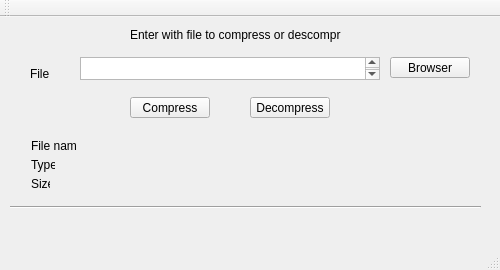
Above: gui.ui from alanexplorer/Huffman before the change. Below: the same form after it.
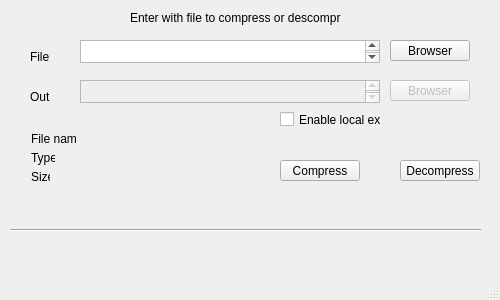
That is the form after the change.

```diff
--- a/gui.ui
+++ b/gui.ui
@@ -7,26 +7,13 @@
     <x>0</x>
     <y>0</y>
     <width>500</width>
-    <height>270</height>
+    <height>300</height>
    </rect>
   </property>
   <property name="windowTitle">
    <string>Huffman</string>
   </property>
   <widget class="QWidget" name="centralWidget">
-   <widget class="QLabel" name="label_picture">
-    <property name="geometry">
-     <rect>
-      <x>390</x>
-      <y>85</y>
-      <width>85</width>
-      <height>85</height>
-     </rect>
-    </property>
-    <property name="text">
-     <string/>
-    </property>
-   </widget>
    <widget class="QLabel" name="labelCompress">
     <property name="geometry">
      <rect>
@@ -78,8 +65,8 @@
    <widget class="QPushButton" name="Decopress_bt">
     <property name="geometry">
      <rect>
-      <x>250</x>
-      <y>80</y>
+      <x>400</x>
+      <y>160</y>
       <width>80</width>
       <height>21</height>
      </rect>
@@ -104,8 +91,8 @@
    <widget class="QPushButton" name="Compress_bt">
     <property name="geometry">
      <rect>
-      <x>130</x>
-      <y>80</y>
+      <x>280</x>
+      <y>160</y>
       <width>80</width>
       <height>21</height>
      </rect>
@@ -118,7 +105,7 @@
     <property name="geometry">
      <rect>
       <x>10</x>
-      <y>170</y>
+      <y>210</y>
       <width>471</width>
       <height>41</height>
      </rect>
@@ -131,7 +118,7 @@
     <property name="geometry">
      <rect>
       <x>31</x>
-      <y>121</y>
+      <y>131</y>
       <width>45</width>
       <height>16</height>
      </rect>
@@ -144,7 +131,7 @@
     <property name="geometry">
      <rect>
       <x>31</x>
-      <y>140</y>
+      <y>150</y>
       <width>24</width>
       <height>16</height>
      </rect>
@@ -157,7 +144,7 @@
     <property name="geometry">
      <rect>
       <x>31</x>
-      <y>159</y>
+      <y>169</y>
       <width>19</width>
       <height>16</height>
      </rect>
@@ -170,8 +157,8 @@
     <property name="geometry">
      <rect>
       <x>90</x>
-      <y>120</y>
-      <width>241</width>
+      <y>130</y>
+      <width>161</width>
       <height>16</height>
      </rect>
     </property>
@@ -183,8 +170,8 @@
     <property name="geometry">
      <rect>
       <x>90</x>
-      <y>140</y>
-      <width>241</width>
+      <y>150</y>
+      <width>161</width>
       <height>16</height>
      </rect>
     </property>
@@ -196,8 +183,8 @@
     <property name="geometry">
      <rect>
       <x>90</x>
-      <y>160</y>
-      <width>241</width>
+      <y>170</y>
+      <width>171</width>
       <height>16</height>
      </rect>
     </property>
@@ -205,14 +192,70 @@
      <string/>
     </property>
    </widget>
-  </widget>
-  <widget class="QToolBar" name="mainToolBar">
-   <attribute name="toolBarArea">
-    <enum>TopToolBarArea</enum>
-   </attribute>
-   <attribute name="toolBarBreak">
-    <bool>false</bool>
-   </attribute>
+   <widget class="QLabel" name="labelOut">
+    <property name="geometry">
+     <rect>
+      <x>30</x>
+      <y>90</y>
+      <width>47</width>
+      <height>13</height>
+     </rect>
+    </property>
+    <property name="text">
+     <string>Out</string>
+    </property>
+   </widget>
+   <widget class="QTextEdit" name="nav_Out">
+    <property name="enabled">
+     <bool>false</bool>
+    </property>
+    <property name="geometry">
+     <rect>
+      <x>80</x>
+      <y>80</y>
+      <width>300</width>
+      <height>23</height>
+     </rect>
+    </property>
+    <property name="toolTip">
+     <string/>
+    </property>
+    <property name="statusTip">
+     <string/>
+    </property>
+    <property name="accessibleName">
+     <string/>
+    </property>
+   </widget>
+   <widget class="QPushButton" name="NavLocalOut_bt">
+    <property name="enabled">
+     <bool>false</bool>
+    </property>
+    <property name="geometry">
+     <rect>
+      <x>390</x>
+      <y>80</y>
+      <width>80</width>
+      <height>21</height>
+     </rect>
+    </property>
+    <property name="text">
+     <string>Browser</string>
+    </property>
+   </widget>
+   <widget class="QCheckBox" name="checkBox_OutNav">
+    <property name="geometry">
+     <rect>
+      <x>280</x>
+      <y>110</y>
+      <width>101</width>
+      <height>19</height>
+     </rect>
+    </property>
+    <property name="text">
+     <string>Enable local exit</string>
+    </property>
+   </widget>
   </widget>
   <widget class="QStatusBar" name="statusBar"/>
   <widget class="QMenuBar" name="menuBar">
```
